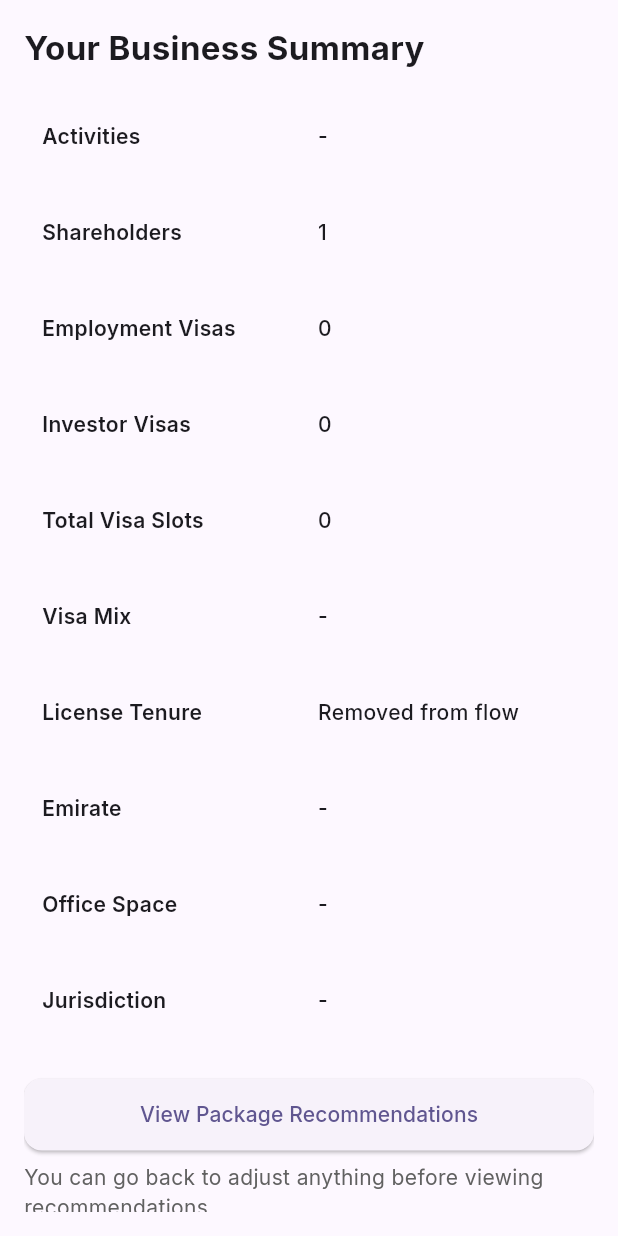
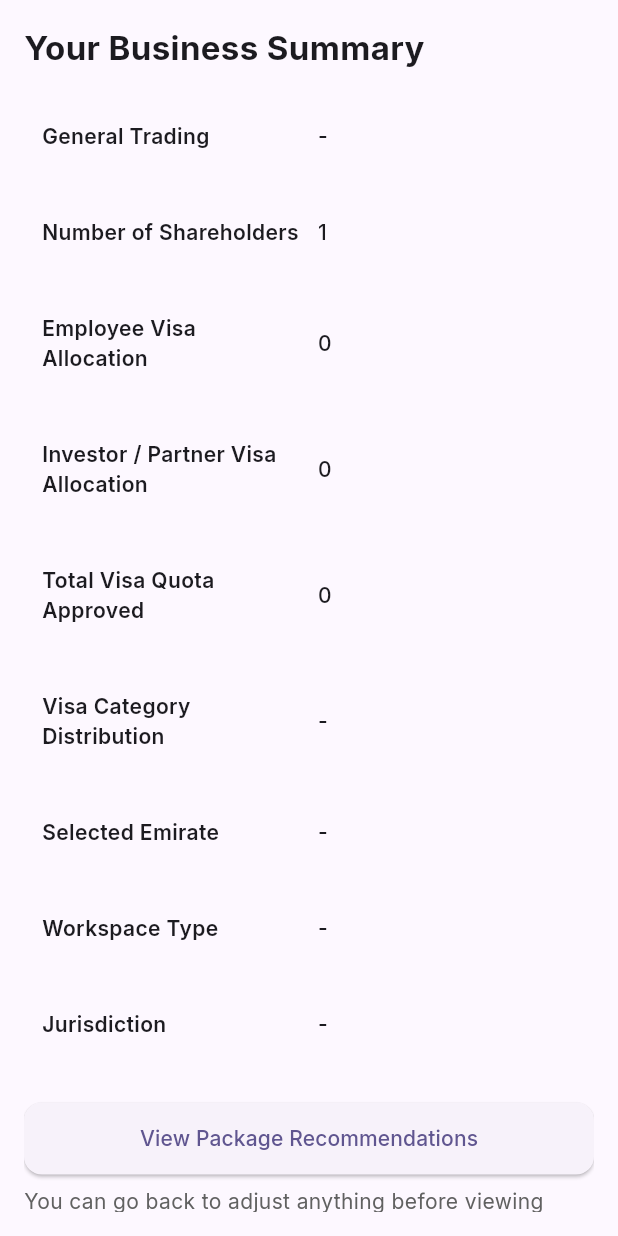
Before and after one commit to Aman2711shah/WAZEET_APP_GPT, a Flutter app: the _SummaryStep widget shown alone on an empty page, opened directly, on a phone screen of 412 x 824 dp. Run offline on Flutter 3.47's test engine with Material 3 defaults, Android fonts, the light colour scheme and no system bars; our stand-ins replace cloud_firestore, cloud_functions, csv, file_picker, firebase_auth, firebase_core and 12 more; missing offline and left inert: firebase_data_connect, flutter_stripe; accounts and stored records are empty; network calls fail.

Commit message:
feat(summary): update labels to official UAE terminology
- Changed 'Activities' to 'General Trading'
- Changed 'Shareholders' to 'Number of Shareholders'
- Changed 'Employment Visas' to 'Employee Visa Allocation'
- Changed 'Investor Visas' to 'Investor / Partner Visa Allocation'
- Changed 'Total Visas/Total Visa Slots' to 'Total Visa Quota Approved'
- Changed 'Visa Mix' to 'Visa Category Distribution'
- Changed 'Emirate' to 'Selected Emirate'
- Changed 'Office Space' to 'Workspace Type'
- Removed 'License Tenure' field completely from summary
- Updated labels in all summary sections for consistency with UAE DED terminology

```diff
--- a/lib/company_setup_flow.dart
+++ b/lib/company_setup_flow.dart
@@ -1749,7 +1749,7 @@ class _VisaStep extends ConsumerWidget {
                 const SizedBox(width: 16),
                 Expanded(
                   child: Text(
-                    'Total Visa Slots',
+                    'Total Visa Quota Approved',
                     style: TextStyle(
                       fontSize: 17,
                       fontWeight: FontWeight.w700,
@@ -2627,27 +2627,32 @@ class _RecommenderStepState extends ConsumerState<_RecommenderStep> {
                   ),
                   const SizedBox(height: 12),
                   _buildInfoRow(
-                    'Activities',
+                    'General Trading',
                     data.businessActivities.join(', '),
                   ),
-                  _buildInfoRow('Shareholders', '${data.shareholdersCount}'),
                   _buildInfoRow(
-                    'Employment Visas',
+                    'Number of Shareholders',
+                    '${data.shareholdersCount}',
+                  ),
+                  _buildInfoRow(
+                    'Employee Visa Allocation',
                     '${data.employmentVisaCount}',
                   ),
-                  _buildInfoRow('Investor Visas', '${data.investorVisaCount}'),
-                  _buildInfoRow('Total Visas', '${data.visaCount}'),
                   _buildInfoRow(
-                    'Visa Mix',
+                    'Investor / Partner Visa Allocation',
+                    '${data.investorVisaCount}',
+                  ),
+                  _buildInfoRow(
+                    'Total Visa Quota Approved',
+                    '${data.visaCount}',
+                  ),
+                  _buildInfoRow(
+                    'Visa Category Distribution',
                     data.visaType.isEmpty ? '-' : data.visaType,
                   ),
+                  _buildInfoRow('Selected Emirate', data.emirate),
                   _buildInfoRow(
-                    'License Period',
-                    '${data.licenseTenureYears} year(s)',
-                  ),
-                  _buildInfoRow('Emirate', data.emirate),
-                  _buildInfoRow(
-                    'Office Space',
+                    'Workspace Type',
                     data.officeSpaceType.isEmpty ? '-' : data.officeSpaceType,
                   ),
                   _buildInfoRow(
@@ -3200,33 +3205,35 @@ class _SummaryStepState extends ConsumerState<_SummaryStep> {
           ),
           const SizedBox(height: 12),
           _SummaryTile(
-            title: 'Activities',
+            title: 'General Trading',
             value: data.businessActivities.join(', '),
           ),
           _SummaryTile(
-            title: 'Shareholders',
+            title: 'Number of Shareholders',
             value: '${data.shareholdersCount}',
           ),
           _SummaryTile(
-            title: 'Employment Visas',
+            title: 'Employee Visa Allocation',
             value: '${data.employmentVisaCount}',
           ),
           _SummaryTile(
-            title: 'Investor Visas',
+            title: 'Investor / Partner Visa Allocation',
             value: '${data.investorVisaCount}',
           ),
-          _SummaryTile(title: 'Total Visa Slots', value: '${data.visaCount}'),
           _SummaryTile(
-            title: 'Visa Mix',
+            title: 'Total Visa Quota Approved',
+            value: '${data.visaCount}',
+          ),
+          _SummaryTile(
+            title: 'Visa Category Distribution',
             value: data.visaType.isEmpty ? '-' : data.visaType,
           ),
-          _SummaryTile(title: 'License Tenure', value: 'Removed from flow'),
           _SummaryTile(
-            title: 'Emirate',
+            title: 'Selected Emirate',
             value: data.emirate.isEmpty ? '-' : data.emirate,
           ),
           _SummaryTile(
-            title: 'Office Space',
+            title: 'Workspace Type',
             value: data.officeSpaceType.isEmpty ? '-' : data.officeSpaceType,
           ),
           _SummaryTile(
```
